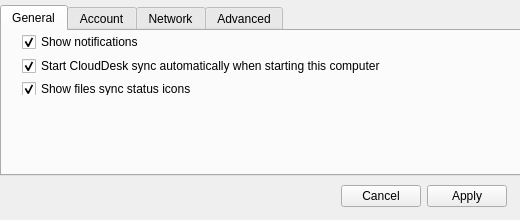
Qt form nuxeo-drive-client/preferences2.ui (ramachandrang/nuxeo-drive) before a commit.
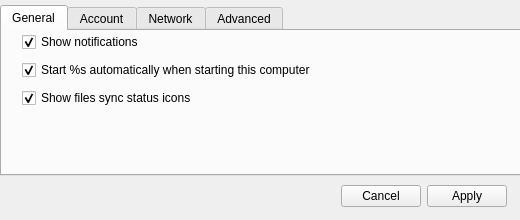
The same form after that commit. The open tabs and pages were chosen to show the change. Icons and pictures are not drawn.

What changed in the file:
```diff
--- a/nuxeo-drive-client/preferences2.ui
+++ b/nuxeo-drive-client/preferences2.ui
@@ -43,18 +43,21 @@
     <attribute name="title">
      <string>General</string>
     </attribute>
-    <widget class="QWidget" name="layoutWidget">
+    <widget class="QWidget" name="">
      <property name="geometry">
       <rect>
        <x>20</x>
        <y>0</y>
-       <width>430</width>
-       <height>64</height>
+       <width>491</width>
+       <height>70</height>
       </rect>
      </property>
-     <layout class="QVBoxLayout" name="verticalLayout" stretch="1,1,0">
-      <property name="spacing">
-       <number>6</number>
+     <layout class="QVBoxLayout" name="verticalLayout">
+      <property name="sizeConstraint">
+       <enum>QLayout::SetMinimumSize</enum>
+      </property>
+      <property name="rightMargin">
+       <number>0</number>
       </property>
       <item>
        <widget class="QCheckBox" name="cbNotifications">
@@ -93,7 +96,7 @@
          </size>
         </property>
         <property name="text">
-         <string>Start CloudDesk sync automatically when starting this computer</string>
+         <string>Start %s automatically when starting this computer</string>
         </property>
         <property name="checked">
          <bool>true</bool>
```
Left out of the diff: 8 changed lines with no effect on the pictures.
